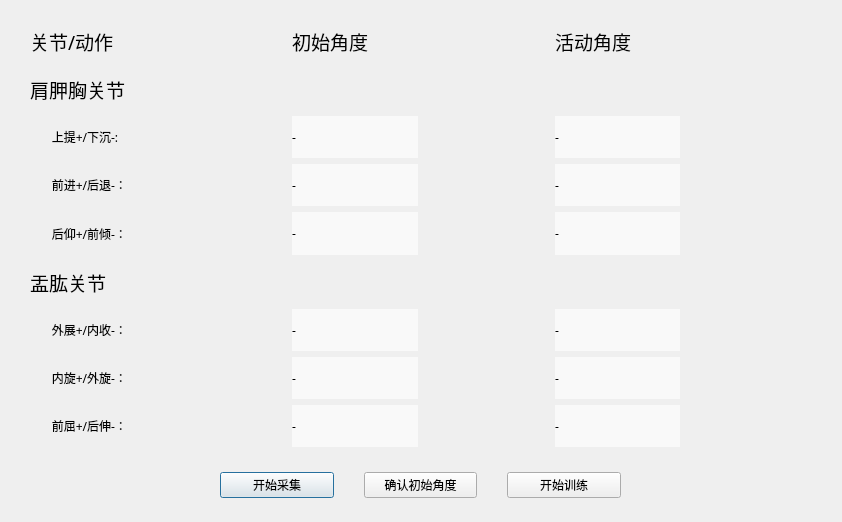
Old version of the form demoUI.ui in the repository CSUHYD/ShoulderSensor.
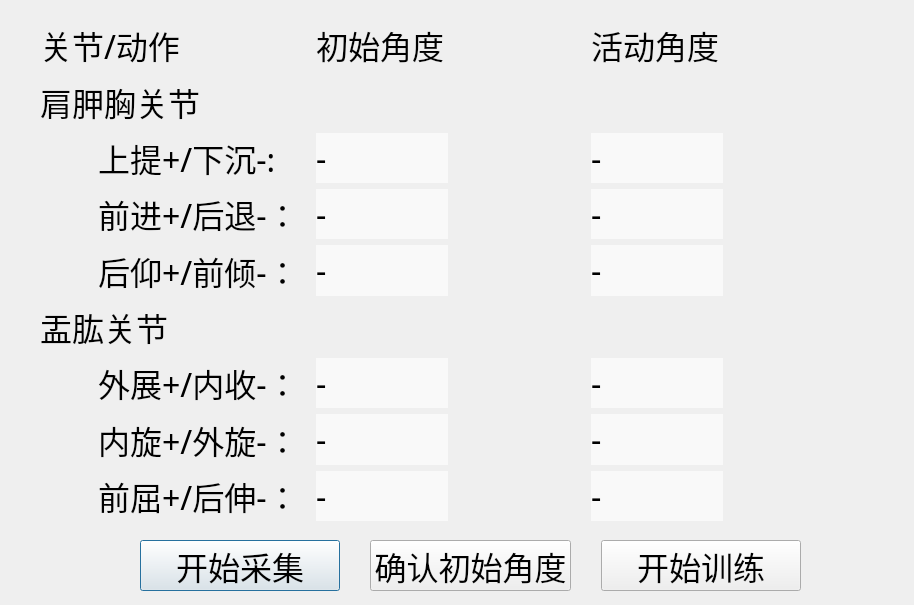
New version of the form.

The edit to the form file:
```diff
--- a/demoUI.ui
+++ b/demoUI.ui
@@ -6,8 +6,8 @@
    <rect>
     <x>0</x>
     <y>0</y>
-    <width>842</width>
-    <height>522</height>
+    <width>914</width>
+    <height>605</height>
    </rect>
   </property>
   <property name="windowTitle">
@@ -16,15 +16,16 @@
   <widget class="QWidget" name="horizontalLayoutWidget_3">
    <property name="geometry">
     <rect>
-     <x>210</x>
-     <y>460</y>
-     <width>421</width>
+     <x>130</x>
+     <y>540</y>
+     <width>681</width>
      <height>51</height>
     </rect>
    </property>
    <property name="font">
     <font>
      <family>Heiti SC</family>
+     <pointsize>24</pointsize>
     </font>
    </property>
    <layout class="QHBoxLayout" name="horizontalLayout_3" stretch="0,0,0">
@@ -45,6 +46,7 @@
       <property name="font">
        <font>
         <family>Heiti SC</family>
+        <pointsize>24</pointsize>
        </font>
       </property>
       <property name="text">
@@ -57,6 +59,7 @@
       <property name="font">
        <font>
         <family>Heiti SC</family>
+        <pointsize>24</pointsize>
        </font>
       </property>
       <property name="text">
@@ -69,6 +72,7 @@
       <property name="font">
        <font>
         <family>Heiti SC</family>
+        <pointsize>24</pointsize>
        </font>
       </property>
       <property name="styleSheet">
@@ -84,15 +88,16 @@
   <widget class="QWidget" name="gridLayoutWidget">
    <property name="geometry">
     <rect>
-     <x>30</x>
+     <x>40</x>
      <y>20</y>
-     <width>781</width>
-     <height>427</height>
+     <width>821</width>
+     <height>501</height>
     </rect>
    </property>
    <property name="font">
     <font>
      <family>Heiti SC</family>
+     <pointsize>24</pointsize>
     </font>
    </property>
    <layout class="QGridLayout" name="gridLayout" columnstretch="0,0,0">
@@ -103,6 +108,7 @@
         <property name="font">
          <font>
           <family>Heiti SC</family>
+          <pointsize>24</pointsize>
          </font>
         </property>
         <property name="styleSheet">
@@ -121,6 +127,7 @@
         <property name="font">
          <font>
           <family>Heiti SC</family>
+          <pointsize>24</pointsize>
          </font>
         </property>
         <property name="styleSheet">
@@ -143,6 +150,7 @@
         <property name="font">
          <font>
           <family>Heiti SC</family>
+          <pointsize>24</pointsize>
          </font>
         </property>
         <property name="styleSheet">
@@ -161,6 +169,7 @@
         <property name="font">
          <font>
           <family>Heiti SC</family>
+          <pointsize>24</pointsize>
          </font>
         </property>
         <property name="styleSheet">
@@ -183,6 +192,7 @@
         <property name="font">
          <font>
           <family>Heiti SC</family>
+          <pointsize>24</pointsize>
          </font>
         </property>
         <property name="styleSheet">
@@ -201,6 +211,7 @@
         <property name="font">
          <font>
           <family>Heiti SC</family>
+          <pointsize>24</pointsize>
          </font>
         </property>
         <property name="styleSheet">
@@ -223,6 +234,7 @@
         <property name="font">
          <font>
           <family>Heiti SC</family>
+          <pointsize>24</pointsize>
          </font>
         </property>
         <property name="styleSheet">
@@ -241,6 +253,7 @@
         <property name="font">
          <font>
           <family>Heiti SC</family>
+          <pointsize>24</pointsize>
          </font>
         </property>
         <property name="styleSheet">
@@ -263,6 +276,7 @@
         <property name="font">
          <font>
           <family>Heiti SC</family>
+          <pointsize>24</pointsize>
          </font>
         </property>
         <property name="styleSheet">
@@ -281,6 +295,7 @@
         <property name="font">
          <font>
           <family>Heiti SC</family>
+          <pointsize>24</pointsize>
          </font>
         </property>
         <property name="styleSheet">
@@ -303,6 +318,7 @@
         <property name="font">
          <font>
           <family>Heiti SC</family>
+          <pointsize>24</pointsize>
          </font>
         </property>
         <property name="styleSheet">
@@ -321,6 +337,7 @@
         <property name="font">
          <font>
           <family>Heiti SC</family>
+          <pointsize>24</pointsize>
          </font>
         </property>
         <property name="styleSheet">
@@ -343,6 +360,7 @@
         <property name="font">
          <font>
           <family>Heiti SC</family>
+          <pointsize>24</pointsize>
          </font>
         </property>
         <property name="styleSheet">
@@ -361,6 +379,7 @@
         <property name="font">
          <font>
           <family>Heiti SC</family>
+          <pointsize>24</pointsize>
          </font>
         </property>
         <property name="styleSheet">
@@ -383,6 +402,7 @@
         <property name="font">
          <font>
           <family>Heiti SC</family>
+          <pointsize>24</pointsize>
          </font>
         </property>
         <property name="styleSheet">
@@ -401,6 +421,7 @@
         <property name="font">
          <font>
           <family>Heiti SC</family>
+          <pointsize>24</pointsize>
          </font>
         </property>
         <property name="styleSheet">
@@ -423,6 +444,7 @@
         <property name="font">
          <font>
           <family>Heiti SC</family>
+          <pointsize>24</pointsize>
          </font>
         </property>
         <property name="styleSheet">
@@ -441,6 +463,7 @@
         <property name="font">
          <font>
           <family>Heiti SC</family>
+          <pointsize>24</pointsize>
          </font>
         </property>
         <property name="styleSheet">
@@ -463,6 +486,7 @@
         <property name="font">
          <font>
           <family>Heiti SC</family>
+          <pointsize>24</pointsize>
          </font>
         </property>
         <property name="styleSheet">
@@ -481,6 +505,7 @@
         <property name="font">
          <font>
           <family>Heiti SC</family>
+          <pointsize>24</pointsize>
          </font>
         </property>
         <property name="styleSheet">
@@ -503,6 +528,7 @@
         <property name="font">
          <font>
           <family>Heiti SC</family>
+          <pointsize>24</pointsize>
          </font>
         </property>
         <property name="styleSheet">
@@ -521,6 +547,7 @@
         <property name="font">
          <font>
           <family>Heiti SC</family>
+          <pointsize>24</pointsize>
          </font>
         </property>
         <property name="styleSheet">
@@ -543,6 +570,7 @@
         <property name="font">
          <font>
           <family>Heiti SC</family>
+          <pointsize>24</pointsize>
          </font>
         </property>
         <property name="styleSheet">
@@ -561,6 +589,7 @@
         <property name="font">
          <font>
           <family>Heiti SC</family>
+          <pointsize>24</pointsize>
          </font>
         </property>
         <property name="styleSheet">
@@ -581,7 +610,7 @@
       <property name="font">
        <font>
         <family>Heiti SC</family>
-        <pointsize>14</pointsize>
+        <pointsize>24</pointsize>
        </font>
       </property>
       <property name="styleSheet">
@@ -597,7 +626,7 @@
       <property name="font">
        <font>
         <family>Heiti SC</family>
-        <pointsize>14</pointsize>
+        <pointsize>24</pointsize>
        </font>
       </property>
       <property name="styleSheet">
@@ -613,7 +642,7 @@
       <property name="font">
        <font>
         <family>Heiti SC</family>
-        <pointsize>14</pointsize>
+        <pointsize>24</pointsize>
        </font>
       </property>
       <property name="styleSheet">
@@ -629,7 +658,7 @@
       <property name="font">
        <font>
         <family>Heiti SC</family>
-        <pointsize>14</pointsize>
+        <pointsize>24</pointsize>
        </font>
       </property>
       <property name="styleSheet">
@@ -645,6 +674,7 @@
       <property name="font">
        <font>
         <family>Heiti SC</family>
+        <pointsize>24</pointsize>
        </font>
       </property>
       <property name="styleSheet">
@@ -660,6 +690,7 @@
       <property name="font">
        <font>
         <family>Heiti SC</family>
+        <pointsize>24</pointsize>
        </font>
       </property>
       <property name="styleSheet">
@@ -681,6 +712,7 @@
       <property name="font">
        <font>
         <family>Heiti SC</family>
+        <pointsize>24</pointsize>
        </font>
       </property>
       <property name="styleSheet">
@@ -696,6 +728,7 @@
       <property name="font">
        <font>
         <family>Heiti SC</family>
+        <pointsize>24</pointsize>
        </font>
       </property>
       <property name="styleSheet">
@@ -711,6 +744,7 @@
       <property name="font">
        <font>
         <family>Heiti SC</family>
+        <pointsize>24</pointsize>
        </font>
       </property>
       <property name="styleSheet">
@@ -726,7 +760,7 @@
       <property name="font">
        <font>
         <family>Heiti SC</family>
-        <pointsize>14</pointsize>
+        <pointsize>24</pointsize>
        </font>
       </property>
       <property name="styleSheet">
@@ -742,6 +776,7 @@
       <property name="font">
        <font>
         <family>Heiti SC</family>
+        <pointsize>24</pointsize>
        </font>
       </property>
       <property name="styleSheet">
```
